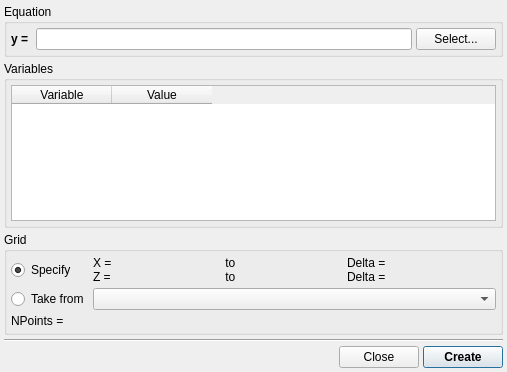
Before: the Qt Designer form src/gui/create.ui in trisyoungs/uchroma, drawn with Qt 5.
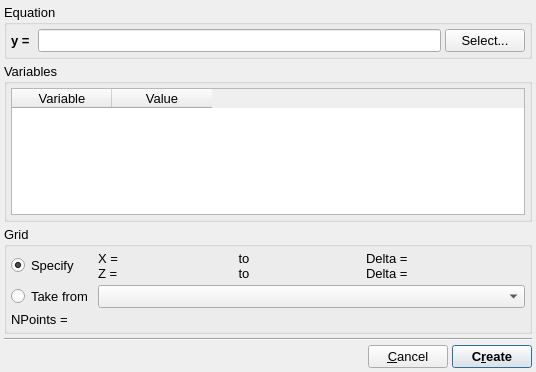
After: the same form once the commit is applied. Custom widgets are drawn as their Qt base class.

Commit message: Set correct general font size for several subwindows, and renamed some Close buttons to Cancel. Partial addition of ReferenceSetupDialog.

The edit to the form file:
```diff
--- a/src/gui/create.ui
+++ b/src/gui/create.ui
@@ -6,10 +6,15 @@
    <rect>
     <x>0</x>
     <y>0</y>
-    <width>507</width>
+    <width>536</width>
     <height>372</height>
    </rect>
   </property>
+  <property name="font">
+   <font>
+    <pointsize>10</pointsize>
+   </font>
+  </property>
   <property name="windowTitle">
    <string>Create Collection</string>
   </property>
@@ -399,7 +404,7 @@
         </font>
        </property>
        <property name="text">
-        <string>Close</string>
+        <string>&amp;Cancel</string>
        </property>
        <property name="autoDefault">
         <bool>false</bool>
@@ -415,7 +420,10 @@
         </font>
        </property>
        <property name="text">
-        <string>Create</string>
+        <string>C&amp;reate</string>
+       </property>
+       <property name="default">
+        <bool>true</bool>
        </property>
       </widget>
      </item>
```
Left out of the diff: 2 changed lines with no effect on the pictures. The commit also changes 25 other files.
